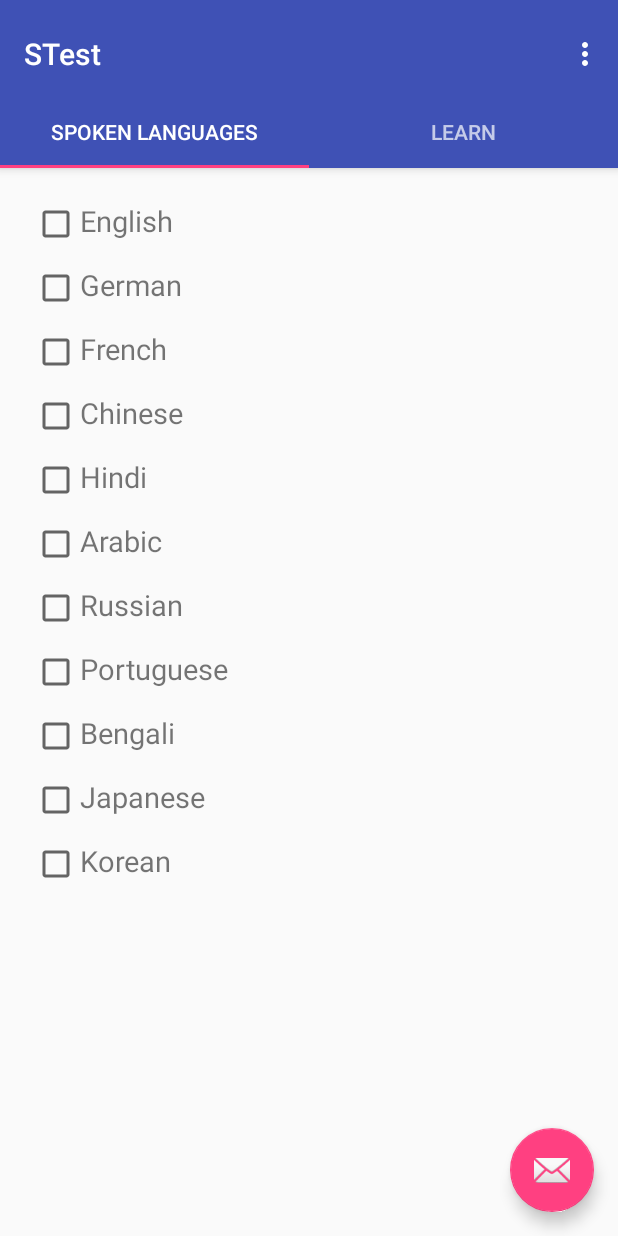
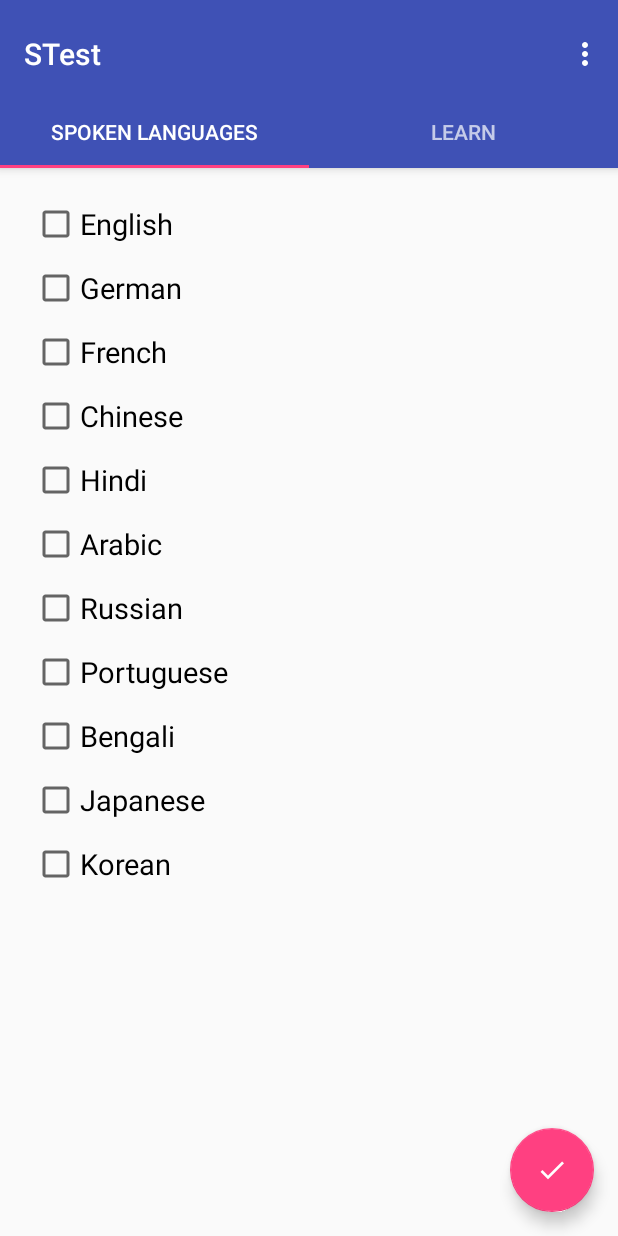
Before and after one commit to ZSte/SAM, an Android app: the STest screen opened directly, with no data from a screen before it, on a phone screen of 412 x 824 dp. Run offline under Robolectric (Android 15) with nearby library versions, the phone set to English and light mode, and no system bars; our stand-ins replace Firebase (no records; nobody signed in at launch, a user with empty details on screens opened directly).

Commit message:
Fixed languages

```diff
--- a/app/src/main/java/sam/com/sam/LearnLanguagesAdapter.java
+++ b/app/src/main/java/sam/com/sam/LearnLanguagesAdapter.java
@@ -47,7 +47,7 @@ public class LearnLanguagesAdapter extends RecyclerView.Adapter<LearnLanguagesAd
 
         public LearnViewHolder(View itemView) {
             super(itemView);
-            languageTv = (TextView) itemView.findViewById(R.id.language_tv);
+            languageTv = (TextView) itemView.findViewById(R.id.checkbox/*language_tv*/);
         }
     }
 }
--- a/app/src/main/java/sam/com/sam/STest.java
+++ b/app/src/main/java/sam/com/sam/STest.java
@@ -22,6 +22,11 @@ import android.view.ViewGroup;
 
 import android.widget.TextView;
 
+import com.google.firebase.auth.FirebaseAuth;
+import com.google.firebase.auth.FirebaseUser;
+import com.google.firebase.database.DatabaseReference;
+import com.google.firebase.database.FirebaseDatabase;
+
 import java.util.ArrayList;
 import java.util.Arrays;
 import java.util.List;
@@ -38,6 +43,11 @@ public class STest extends AppCompatActivity {
      */
     private SectionsPagerAdapter mSectionsPagerAdapter;
 
+    private FirebaseDatabase firebaseDatabase;
+    private DatabaseReference databaseReference;
+
+    private FirebaseAuth firebaseAuth;
+
     /**
      * The {@link ViewPager} that will host the section contents.
      */
@@ -47,6 +57,11 @@ public class STest extends AppCompatActivity {
     protected void onCreate(Bundle savedInstanceState) {
         super.onCreate(savedInstanceState);
         setContentView(R.layout.activity_stest);
+
+        firebaseDatabase = FirebaseDatabase.getInstance();
+        databaseReference = firebaseDatabase.getReference().child("users");
+
+        firebaseAuth = FirebaseAuth.getInstance();
 
         Toolbar toolbar = (Toolbar) findViewById(R.id.toolbar);
         setSupportActionBar(toolbar);
@@ -65,8 +80,13 @@ public class STest extends AppCompatActivity {
         fab.setOnClickListener(new View.OnClickListener() {
             @Override
             public void onClick(View view) {
-                Snackbar.make(view, "Replace with your own action", Snackbar.LENGTH_LONG)
-                        .setAction("Action", null).show();
+                //Snackbar.make(view, "Replace with your own action", Snackbar.LENGTH_LONG)
+                //        .setAction("Action", null).show();
+                FirebaseUser firebaseUser = firebaseAuth.getCurrentUser();
+                List<String> a = new ArrayList<String>();
+                a.add("AAAA");
+                a.add(" AA A A");
+                databaseReference.child(firebaseUser.getUid() + "/" + "spoken").setValue(a);
             }
         });
 
--- a/app/src/main/java/sam/com/sam/SpokenLanguagesAdapter.java
+++ b/app/src/main/java/sam/com/sam/SpokenLanguagesAdapter.java
@@ -47,7 +47,7 @@ public class SpokenLanguagesAdapter extends RecyclerView.Adapter<SpokenLanguages
 
         public SpokenViewHolder(View itemView) {
             super(itemView);
-            languageTv = (TextView) itemView.findViewById(R.id.language_tv);
+            languageTv = (TextView) itemView.findViewById(R.id.checkbox/*language_tv*/);
         }
     }
 }
--- a/app/src/main/res/layout/activity_stest.xml
+++ b/app/src/main/res/layout/activity_stest.xml
@@ -44,6 +44,8 @@
         android:layout_height="wrap_content"
         android:layout_gravity="end|bottom"
         android:layout_margin="@dimen/fab_margin"
-        app:srcCompat="@android:drawable/ic_dialog_email" />
+        android:src="@mipmap/ic_a" />
+    <!--
+        app:srcCompat="@android:drawable/ic_dialog_email"-->
 
 </android.support.design.widget.CoordinatorLayout>
--- a/app/src/main/res/layout/language_item.xml
+++ b/app/src/main/res/layout/language_item.xml
@@ -8,13 +8,14 @@
 
     <CheckBox
         android:id="@+id/checkbox"
-        android:layout_width="wrap_content"
-        android:layout_height="wrap_content" />
-
-    <TextView
-        android:id="@+id/language_tv"
         android:textSize="19dp"
         android:layout_width="wrap_content"
         android:layout_height="wrap_content" />
 
+    <!--<TextView
+        android:id="@+id/language_tv"
+        android:textSize="19dp"
+        android:layout_width="wrap_content"
+        android:layout_height="wrap_content" />-->
+
 </LinearLayout>
```
Also changed, not shown: app/src/main/ic_a-web.png (added), app/src/main/res/mipmap-hdpi/ic_a.png (added), app/src/main/res/mipmap-mdpi/ic_a.png (added), app/src/main/res/mipmap-xhdpi/ic_a.png (added), app/src/main/res/mipmap-xxhdpi/ic_a.png (added), app/src/main/res/mipmap-xxxhdpi/ic_a.png (added).
